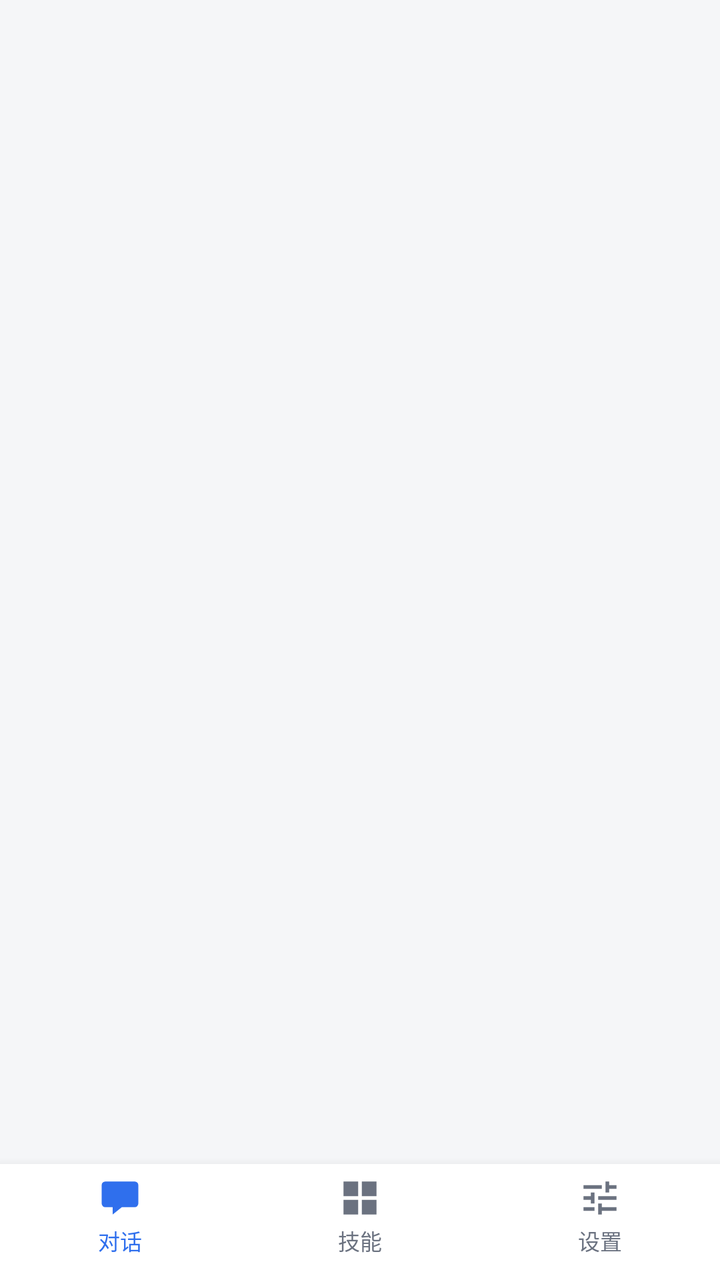
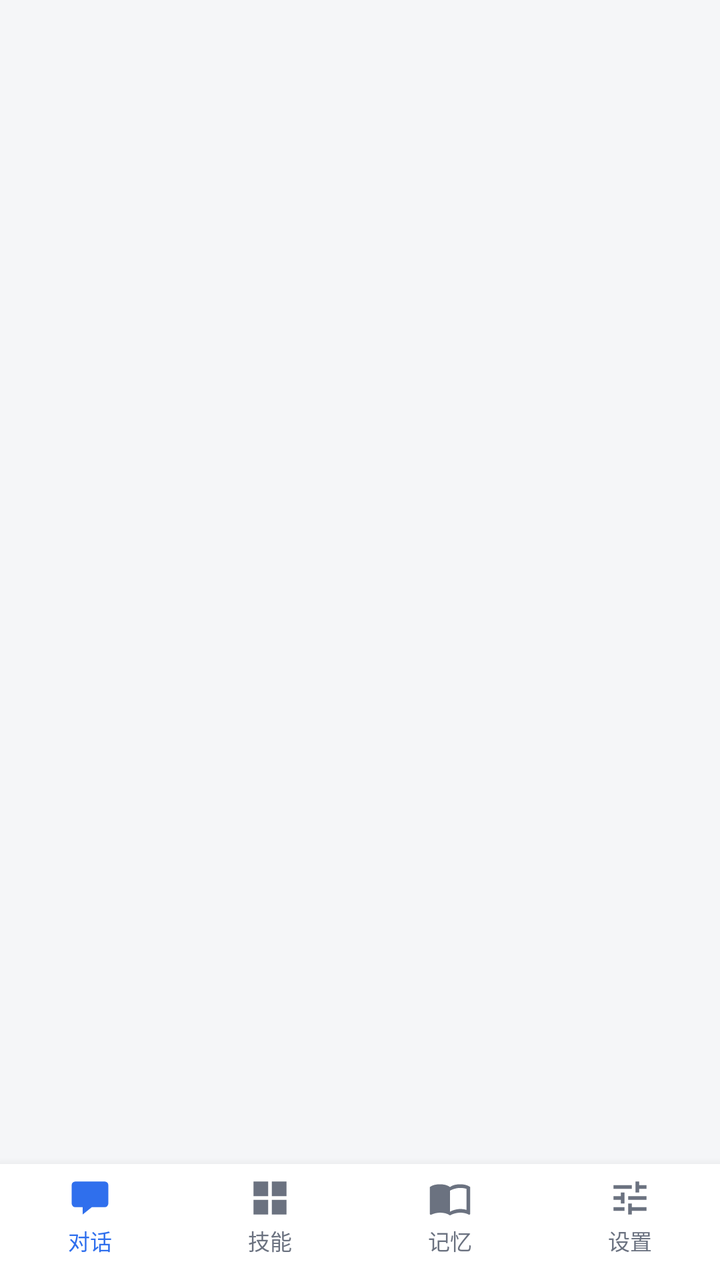

Before-and-after screenshots of an Android layout around one commit, followed by the original layout XML and the change that was made.
<!-- AndroidManifest.xml: application theme Theme.VoiceAssistant -->
<!-- res/layout/activity_main.xml -->
<?xml version="1.0" encoding="utf-8"?>
<LinearLayout xmlns:android="http://schemas.android.com/apk/res/android"
    xmlns:app="http://schemas.android.com/apk/res-auto"
    xmlns:tools="http://schemas.android.com/tools"
    android:id="@+id/root"
    android:layout_width="match_parent"
    android:layout_height="match_parent"
    android:background="@color/bg_app"
    android:orientation="vertical"
    tools:context=".MainActivity">

    
    <FrameLayout
        android:id="@+id/fragmentContainer"
        android:layout_width="match_parent"
        android:layout_height="0dp"
        android:layout_weight="1" />

    
    <LinearLayout
        android:id="@+id/bottomNav"
        android:layout_width="match_parent"
        android:layout_height="wrap_content"
        android:minHeight="58dp"
        android:background="@color/surface"
        android:baselineAligned="false"
        android:elevation="8dp"
        android:orientation="horizontal"
        android:paddingTop="4dp"
        android:paddingBottom="4dp">

        <LinearLayout
            android:id="@+id/tabChat"
            android:layout_width="0dp"
            android:layout_height="wrap_content"
            android:layout_weight="1"
            android:background="?attr/selectableItemBackgroundBorderless"
            android:clickable="true"
            android:focusable="true"
            android:gravity="center"
            android:orientation="vertical"
            android:paddingTop="2dp"
            android:paddingBottom="2dp">

            <ImageView
                android:id="@+id/ivTabChat"
                android:layout_width="22dp"
                android:layout_height="22dp"
                android:contentDescription="@string/tab_chat"
                android:src="@drawable/ic_tab_chat"
                app:tint="@color/brand_primary" />

            <TextView
                android:id="@+id/tvTabChat"
                android:layout_width="wrap_content"
                android:layout_height="wrap_content"
                android:layout_marginTop="2dp"
                android:text="@string/tab_chat"
                android:textColor="@color/brand_primary"
                android:textSize="11sp" />
        </LinearLayout>

        <LinearLayout
            android:id="@+id/tabSkills"
            android:layout_width="0dp"
            android:layout_height="wrap_content"
            android:layout_weight="1"
            android:background="?attr/selectableItemBackgroundBorderless"
            android:clickable="true"
            android:focusable="true"
            android:gravity="center"
            android:orientation="vertical"
            android:paddingTop="2dp"
            android:paddingBottom="2dp">

            <ImageView
                android:id="@+id/ivTabSkills"
                android:layout_width="22dp"
                android:layout_height="22dp"
                android:contentDescription="@string/tab_skills"
                android:src="@drawable/ic_tab_skills"
                app:tint="@color/text_secondary" />

            <TextView
                android:id="@+id/tvTabSkills"
                android:layout_width="wrap_content"
                android:layout_height="wrap_content"
                android:layout_marginTop="2dp"
                android:text="@string/tab_skills"
                android:textColor="@color/text_secondary"
                android:textSize="11sp" />
        </LinearLayout>

        <LinearLayout
            android:id="@+id/tabSettings"
            android:layout_width="0dp"
            android:layout_height="wrap_content"
            android:layout_weight="1"
            android:background="?attr/selectableItemBackgroundBorderless"
            android:clickable="true"
            android:focusable="true"
            android:gravity="center"
            android:orientation="vertical"
            android:paddingTop="2dp"
            android:paddingBottom="2dp">

            <ImageView
                android:id="@+id/ivTabSettings"
                android:layout_width="22dp"
                android:layout_height="22dp"
                android:contentDescription="@string/tab_settings"
                android:src="@drawable/ic_tab_settings"
                app:tint="@color/text_secondary" />

            <TextView
                android:id="@+id/tvTabSettings"
                android:layout_width="wrap_content"
                android:layout_height="wrap_content"
                android:layout_marginTop="2dp"
                android:text="@string/tab_settings"
                android:textColor="@color/text_secondary"
                android:textSize="11sp" />
        </LinearLayout>
    </LinearLayout>

</LinearLayout>
<!-- resources referenced by this layout -->
<resources>
  <color name="bg_app">#F5F6F8</color>
  <color name="brand_primary">#2F6FED</color>
  <color name="surface">#FFFFFFFF</color>
  <color name="text_secondary">#6B7280</color>
  <!-- drawable ic_tab_chat (drawable) -->
  <vector xmlns:android="http://schemas.android.com/apk/res/android"
      android:width="24dp"
      android:height="24dp"
      android:viewportWidth="24"
      android:viewportHeight="24">
      <path
          android:fillColor="#FF000000"
          android:pathData="M4,3h16a2,2 0 0 1 2,2v10a2,2 0 0 1 -2,2h-7l-5,4v-4h-4a2,2 0 0 1 -2,-2v-10a2,2 0 0 1 2,-2z" />
  </vector>
  <!-- drawable ic_tab_settings (drawable) -->
  <vector xmlns:android="http://schemas.android.com/apk/res/android"
      android:width="24dp"
      android:height="24dp"
      android:viewportWidth="24"
      android:viewportHeight="24">
      <path
          android:fillColor="#FF000000"
          android:pathData="M3,17v2h6v-2H3zM3,5v2h10V5H3zM13,21v-2h8v-2h-8v-2h-2v6h2zM7,9v2H3v2h4v2h2V9H7zM21,13v-2H11v2h10zM15,9h2V7h4V5h-4V3h-2v6z" />
  </vector>
  <!-- drawable ic_tab_skills (drawable) -->
  <vector xmlns:android="http://schemas.android.com/apk/res/android"
      android:width="24dp"
      android:height="24dp"
      android:viewportWidth="24"
      android:viewportHeight="24">
      <path
          android:fillColor="#FF000000"
          android:pathData="M3,3h8v8h-8z M13,3h8v8h-8z M3,13h8v8h-8z M13,13h8v8h-8z" />
  </vector>
  <string name="tab_chat">对话</string>
  <string name="tab_settings">设置</string>
  <string name="tab_skills">技能</string>
  <style name="Theme.VoiceAssistant" parent="Base.Theme.VoiceAssistant" />
  <style name="Base.Theme.VoiceAssistant" parent="Theme.Material3.Light.NoActionBar">
          
          <item name="colorPrimary">@color/brand_primary</item>
          <item name="colorOnPrimary">@color/white</item>
          <item name="colorPrimaryContainer">@color/chip_bg</item>
          <item name="colorOnPrimaryContainer">@color/brand_primary_dark</item>
          <item name="colorSurface">@color/surface</item>
          <item name="colorOnSurface">@color/text_primary</item>
          <item name="colorSurfaceVariant">@color/input_bg</item>
          <item name="colorOnSurfaceVariant">@color/text_secondary</item>
          <item name="android:colorBackground">@color/bg_app</item>
  
          
          <item name="android:windowBackground">@color/bg_app</item>
  
          
          <item name="android:statusBarColor">@android:color/transparent</item>
          <item name="android:navigationBarColor">@android:color/transparent</item>
          <item name="android:windowLightStatusBar">true</item>
          <item name="android:windowLightNavigationBar">true</item>
          <item name="android:windowDrawsSystemBarBackgrounds">true</item>
  
          
          <item name="android:forceDarkAllowed" tools:targetApi="q">false</item>
      </style>
  <color name="white">#FFFFFFFF</color>
  <color name="chip_bg">#EAF1FE</color>
  <color name="brand_primary_dark">#1E4FBF</color>
  <color name="text_primary">#1B1F24</color>
  <color name="input_bg">#F1F3F5</color>
</resources>

<!-- the commit's change to res/layout/activity_main.xml (unified diff, before → after) -->
@@ -91,6 +91,38 @@
                 android:textSize="11sp" />
         </LinearLayout>
 
+
+        <LinearLayout
+            android:id="@+id/tabMemory"
+            android:layout_width="0dp"
+            android:layout_height="wrap_content"
+            android:layout_weight="1"
+            android:background="?attr/selectableItemBackgroundBorderless"
+            android:clickable="true"
+            android:focusable="true"
+            android:gravity="center"
+            android:orientation="vertical"
+            android:paddingTop="2dp"
+            android:paddingBottom="2dp">
+
+            <ImageView
+                android:id="@+id/ivTabMemory"
+                android:layout_width="22dp"
+                android:layout_height="22dp"
+                android:contentDescription="@string/tab_memory"
+                android:src="@drawable/ic_tab_memory"
+                app:tint="@color/text_secondary" />
+
+            <TextView
+                android:id="@+id/tvTabMemory"
+                android:layout_width="wrap_content"
+                android:layout_height="wrap_content"
+                android:layout_marginTop="2dp"
+                android:text="@string/tab_memory"
+                android:textColor="@color/text_secondary"
+                android:textSize="11sp" />
+        </LinearLayout>
+
         <LinearLayout
             android:id="@+id/tabSettings"
             android:layout_width="0dp"
<!-- resource entries referenced after the edit -->
@@ -13,6 +13,16 @@
       <path
           android:fillColor="#FF000000"
           android:pathData="M4,3h16a2,2 0 0 1 2,2v10a2,2 0 0 1 -2,2h-7l-5,4v-4h-4a2,2 0 0 1 -2,-2v-10a2,2 0 0 1 2,-2z" />
+  </vector>
+  <!-- drawable ic_tab_memory (drawable) -->
+  <vector xmlns:android="http://schemas.android.com/apk/res/android"
+      android:width="24dp"
+      android:height="24dp"
+      android:viewportWidth="24"
+      android:viewportHeight="24">
+      <path
+          android:fillColor="#FF000000"
+          android:pathData="M21,5c-1.11,-0.35 -2.33,-0.5 -3.5,-0.5 -1.95,0 -4.05,0.4 -5.5,1.5 -1.45,-1.1 -3.55,-1.5 -5.5,-1.5S2.45,4.9 1,6v14.65c0,0.25 0.25,0.5 0.5,0.5 0.1,0 0.15,-0.05 0.25,-0.05C3.1,20.45 5.05,20 6.5,20c1.95,0 4.05,0.4 5.5,1.5 1.35,-0.85 3.8,-1.5 5.5,-1.5 1.65,0 3.35,0.3 4.75,1.05 0.1,0.05 0.15,0.05 0.25,0.05 0.25,0 0.5,-0.25 0.5,-0.5V6c-0.6,-0.45 -1.25,-0.75 -2,-1zM21,18.5c-1.1,-0.35 -2.3,-0.5 -3.5,-0.5 -1.7,0 -4.15,0.65 -5.5,1.5V8c1.35,-0.85 3.8,-1.5 5.5,-1.5 1.2,0 2.4,0.15 3.5,0.5v11.5z" />
   </vector>
   <!-- drawable ic_tab_settings (drawable) -->
   <vector xmlns:android="http://schemas.android.com/apk/res/android"
@@ -35,6 +45,7 @@
           android:pathData="M3,3h8v8h-8z M13,3h8v8h-8z M3,13h8v8h-8z M13,13h8v8h-8z" />
   </vector>
   <string name="tab_chat">对话</string>
+  <string name="tab_memory">记忆</string>
   <string name="tab_settings">设置</string>
   <string name="tab_skills">技能</string>
   <style name="Theme.VoiceAssistant" parent="Base.Theme.VoiceAssistant" />
